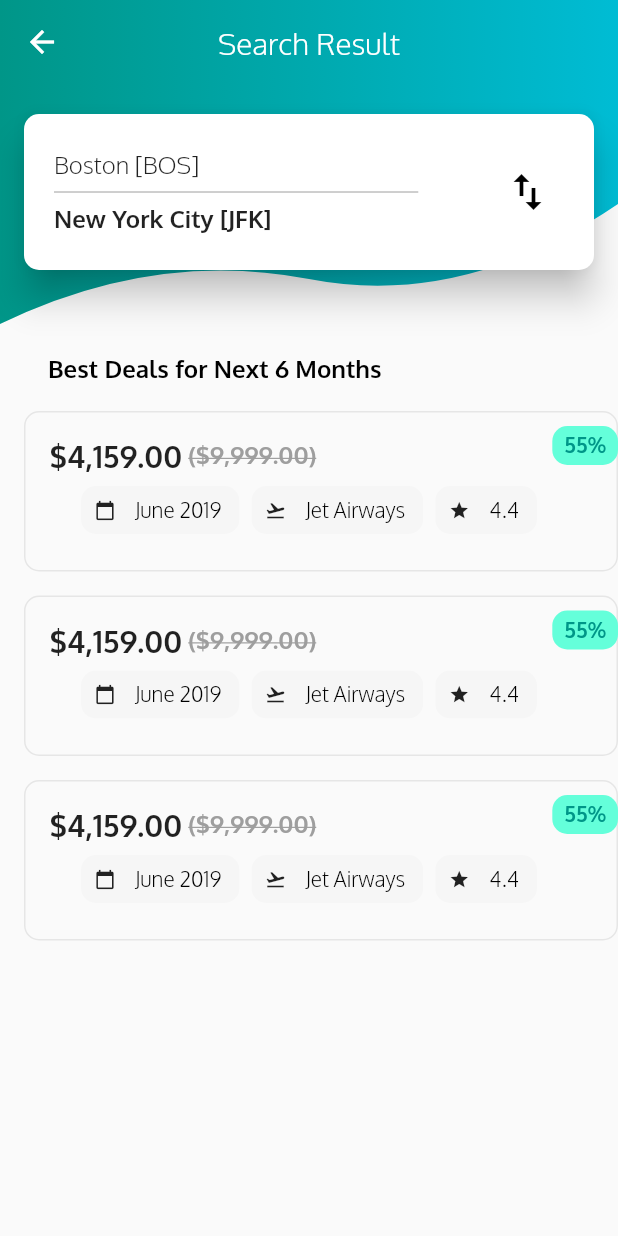
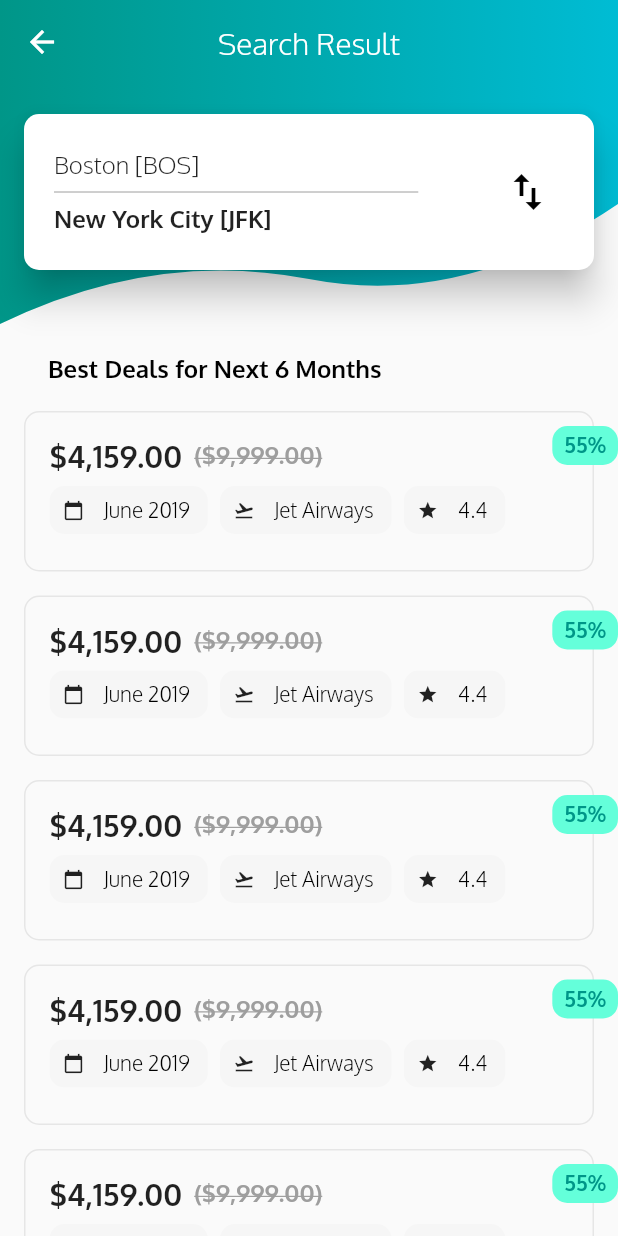
Before and after one commit to ajay1706/Flight-UI, a Flutter app: the FlightListScreen screen opened directly, on a phone screen of 412 x 824 dp. Run offline on Flutter 3.47's test engine with Material 2 defaults, Android fonts, the phone set to English and light mode, and no system bars; our stand-ins replace gradient_app_bar.

Commit message:
adding padding and setting discount box

```diff
--- a/flight_app/lib/flight_list.dart
+++ b/flight_app/lib/flight_list.dart
@@ -117,7 +117,10 @@ class FlightListBottomPart extends StatelessWidget {
          physics: ClampingScrollPhysics(),
          scrollDirection: Axis.vertical,
          children: <Widget>[
-            FlightCard(),
+        FlightCard(),
+        FlightCard(),
+        FlightCard(),
+        FlightCard(),
         FlightCard(),
         FlightCard()
          ],
@@ -136,11 +139,11 @@ class FlightCard extends StatelessWidget {
   @override
   Widget build(BuildContext context) {
     return Padding(
-      padding: const EdgeInsets.symmetric(vertical:8.0),
+      padding: const EdgeInsets.symmetric(vertical:8.0,),
       child: Stack(
         children: <Widget>[
            Container(
-             padding: EdgeInsets.only(right: 16),
+           margin: EdgeInsets.only(right: 16),
 
              decoration: BoxDecoration(
                borderRadius: BorderRadius.all(Radius.circular(10)),
@@ -149,13 +152,13 @@ class FlightCard extends StatelessWidget {
                 child:Padding(
                   padding: const EdgeInsets.all(16.0),
                   child: Column(
-                    crossAxisAlignment: CrossAxisAlignment.center,
+                    crossAxisAlignment: CrossAxisAlignment.start,
                     children: <Widget>[
                       Row(
                         children: <Widget>[
 
                           Text("${formatCurrency.format(4159)}",style: TextStyle(fontWeight: FontWeight.bold,fontSize: 20),),
-                          SizedBox(width: 4,),
+                          SizedBox(width: 8,),
                            Text("(${formatCurrency.format(9999)})",style: TextStyle(fontWeight: FontWeight.bold,fontSize: 16,decoration: TextDecoration.lineThrough,color: Colors.grey),),
 
                           ],
```
